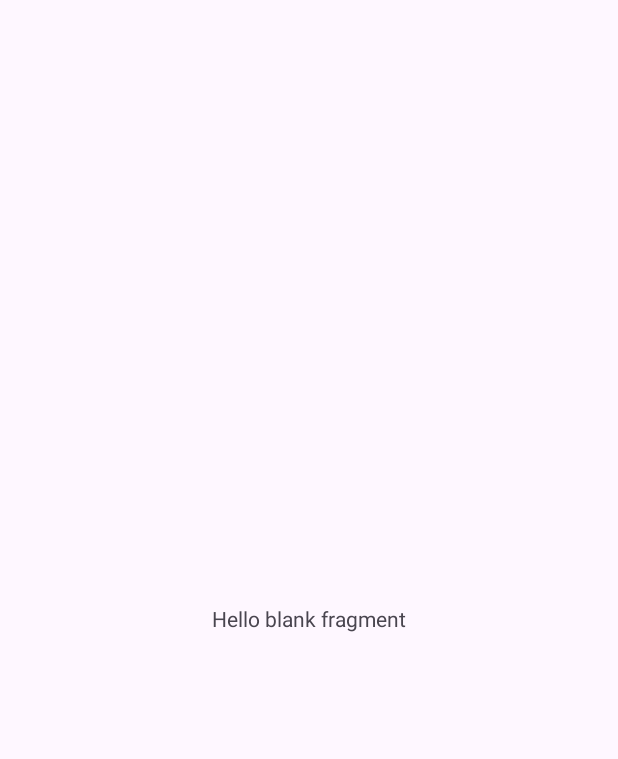
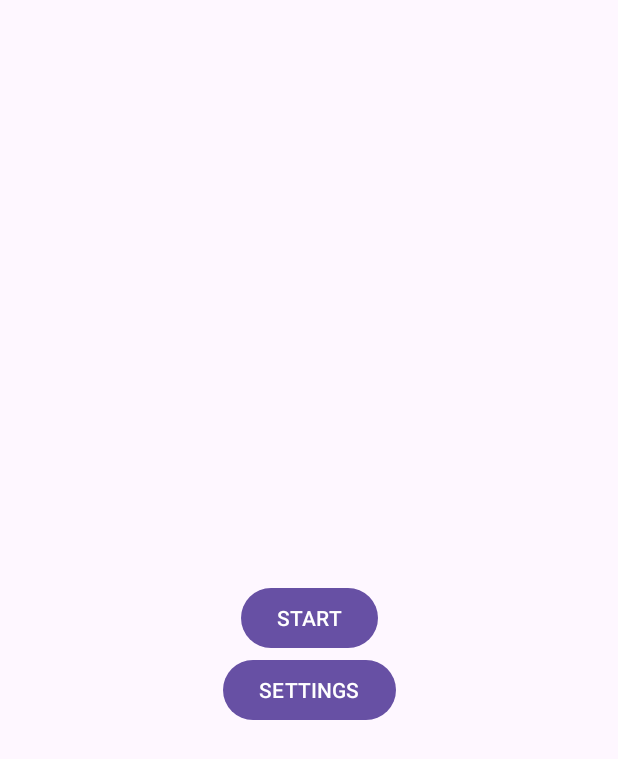
Before and after one commit to kr-mohit/KBC-QnA, an Android app: the screen it shows after launch (HomeActivity), on a phone screen of 412 x 824 dp. Before the commit the part shown is almost empty. Shown: the top 759 px of the screen. Run offline under Robolectric (Android 15) with nearby library versions, the phone set to English and light mode, and no system bars; our stand-ins replace data binding.

Commit message:
add UI to HomeFragment and SettingsFragment

```diff
--- a/app/build.gradle.kts
+++ b/app/build.gradle.kts
@@ -49,4 +49,7 @@ dependencies {
     testImplementation("junit:junit:4.13.2")
     androidTestImplementation("androidx.test.ext:junit:1.1.5")
     androidTestImplementation("androidx.test.espresso:espresso-core:3.5.1")
+
+    implementation("androidx.lifecycle:lifecycle-viewmodel-ktx:2.6.2")
+    implementation("androidx.lifecycle:lifecycle-livedata-ktx:2.6.2")
 }
--- a/app/src/main/java/com/pramoh/kbcqna/presentation/HomeFragment.kt
+++ b/app/src/main/java/com/pramoh/kbcqna/presentation/HomeFragment.kt
@@ -1,7 +1,6 @@
 package com.pramoh.kbcqna.presentation
 
 import android.os.Bundle
-import androidx.fragment.app.Fragment
 import android.view.LayoutInflater
 import android.view.View
 import android.view.ViewGroup
@@ -9,12 +8,28 @@ import androidx.databinding.DataBindingUtil
 import com.pramoh.kbcqna.R
 import com.pramoh.kbcqna.databinding.FragmentHomeBinding
 
-class HomeFragment : Fragment() {
+class HomeFragment : BaseFragment() {
 
     private lateinit var binding: FragmentHomeBinding
 
-    override fun onCreateView(inflater: LayoutInflater, container: ViewGroup?, savedInstanceState: Bundle?): View? {
+    override fun onCreateView(inflater: LayoutInflater, container: ViewGroup?, savedInstanceState: Bundle?): View {
         binding = DataBindingUtil.inflate(inflater, R.layout.fragment_home, container, false)
         return binding.root
     }
+
+    override fun onViewCreated(view: View, savedInstanceState: Bundle?) {
+        super.onViewCreated(view, savedInstanceState)
+
+        setListeners()
+    }
+
+    private fun setListeners() {
+        binding.btnStart.setOnClickListener {
+            gotoFragment(PrizeListFragment())
+        }
+
+        binding.btnSettings.setOnClickListener {
+            gotoFragment(SettingsFragment())
+        }
+    }
 }
--- a/app/src/main/res/layout/fragment_home.xml
+++ b/app/src/main/res/layout/fragment_home.xml
@@ -9,13 +9,47 @@
         tools:context=".presentation.HomeFragment">
 
         <TextView
+            android:id="@+id/tv_won_count"
             android:layout_width="wrap_content"
             android:layout_height="wrap_content"
-            android:text="@string/hello_blank_fragment"
+            tools:text="0 Won"
+            android:textSize="26sp"
+            app:layout_constraintStart_toStartOf="parent"
+            app:layout_constraintEnd_toEndOf="parent"
+            app:layout_constraintTop_toTopOf="parent"
+            app:layout_constraintBottom_toTopOf="@id/btn_start" />
+
+        <TextView
+            android:id="@+id/tv_lost_count"
+            android:layout_width="wrap_content"
+            android:layout_height="wrap_content"
+            tools:text="0 Lost"
+            android:textSize="26sp"
+            android:layout_margin="5dp"
+            app:layout_constraintStart_toStartOf="parent"
+            app:layout_constraintEnd_toEndOf="parent"
+            app:layout_constraintTop_toBottomOf="@id/tv_won_count"/>
+
+        <Button
+            android:id="@+id/btn_start"
+            android:layout_width="wrap_content"
+            android:layout_height="wrap_content"
+            android:text="@string/start"
+            android:textAllCaps="true"
             app:layout_constraintStart_toStartOf="parent"
             app:layout_constraintEnd_toEndOf="parent"
             app:layout_constraintTop_toTopOf="parent"
             app:layout_constraintBottom_toBottomOf="parent" />
 
+        <Button
+            android:id="@+id/btn_settings"
+            android:layout_width="wrap_content"
+            android:layout_height="wrap_content"
+            android:text="@string/settings"
+            android:textAllCaps="true"
+            app:layout_constraintStart_toStartOf="@id/btn_start"
+            app:layout_constraintEnd_toEndOf="@id/btn_start"
+            app:layout_constraintTop_toBottomOf="@id/btn_start" />
+
     </androidx.constraintlayout.widget.ConstraintLayout>
 </layout>
```
Also changed, not shown: app/src/main/java/com/pramoh/kbcqna/presentation/BaseFragment.kt (added, +19 -0 lines), app/src/main/java/com/pramoh/kbcqna/presentation/SettingsFragment.kt (+49 -5 lines), app/src/main/java/com/pramoh/kbcqna/presentation/SettingsViewModel.kt (added, +42 -0 lines), app/src/main/res/layout/fragment_settings.xml (+44 -2 lines), app/src/main/res/values/strings.xml (+9 -0 lines).
